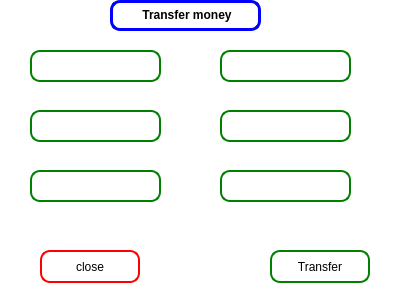
The window that transferwindow.ui (anashaybani/Bank) describes before a commit, drawn with Qt 5.
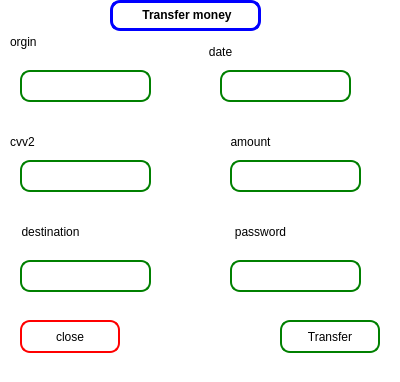
The same window after the commit.

```diff
--- a/transferwindow.ui
+++ b/transferwindow.ui
@@ -7,7 +7,7 @@
     <x>0</x>
     <y>0</y>
     <width>400</width>
-    <height>300</height>
+    <height>382</height>
    </rect>
   </property>
   <property name="windowTitle">
@@ -21,7 +21,7 @@
    <property name="geometry">
     <rect>
      <x>220</x>
-     <y>50</y>
+     <y>70</y>
      <width>131</width>
      <height>32</height>
     </rect>
@@ -37,8 +37,8 @@
   <widget class="QLineEdit" name="originCardEdit">
    <property name="geometry">
     <rect>
-     <x>30</x>
-     <y>50</y>
+     <x>20</x>
+     <y>70</y>
      <width>131</width>
      <height>32</height>
     </rect>
@@ -54,8 +54,8 @@
   <widget class="QLineEdit" name="cvv2Edit">
    <property name="geometry">
     <rect>
-     <x>30</x>
-     <y>110</y>
+     <x>20</x>
+     <y>160</y>
      <width>131</width>
      <height>32</height>
     </rect>
@@ -71,8 +71,8 @@
   <widget class="QLineEdit" name="destCardEdit">
    <property name="geometry">
     <rect>
-     <x>30</x>
-     <y>170</y>
+     <x>20</x>
+     <y>260</y>
      <width>131</width>
      <height>32</height>
     </rect>
@@ -88,8 +88,8 @@
   <widget class="QLineEdit" name="passwordEdit">
    <property name="geometry">
     <rect>
-     <x>220</x>
-     <y>170</y>
+     <x>230</x>
+     <y>260</y>
      <width>131</width>
      <height>32</height>
     </rect>
@@ -105,8 +105,8 @@
   <widget class="QLineEdit" name="amountEdit">
    <property name="geometry">
     <rect>
-     <x>220</x>
-     <y>110</y>
+     <x>230</x>
+     <y>160</y>
      <width>131</width>
      <height>32</height>
     </rect>
@@ -122,8 +122,8 @@
   <widget class="QPushButton" name="transferButton">
    <property name="geometry">
     <rect>
-     <x>270</x>
-     <y>250</y>
+     <x>280</x>
+     <y>320</y>
      <width>100</width>
      <height>33</height>
     </rect>
@@ -162,8 +162,8 @@
   <widget class="QPushButton" name="closeButton">
    <property name="geometry">
     <rect>
-     <x>40</x>
-     <y>250</y>
+     <x>20</x>
+     <y>320</y>
      <width>100</width>
      <height>33</height>
     </rect>
@@ -179,6 +179,132 @@
     <string>close</string>
    </property>
   </widget>
+  <widget class="QLabel" name="label_3">
+   <property name="geometry">
+    <rect>
+     <x>10</x>
+     <y>30</y>
+     <width>101</width>
+     <height>24</height>
+    </rect>
+   </property>
+   <property name="styleSheet">
+    <string notr="true">
+font: 10pt &quot;Segoe UI&quot;;
+background: rgb(255, 255, 255);
+color: rgb(0, 0, 0);
+gridline-color: rgb(0, 0, 0);
+border-radius:10px;</string>
+   </property>
+   <property name="text">
+    <string>&lt;html&gt;&lt;head/&gt;&lt;body&gt;&lt;p&gt;orgin&lt;/p&gt;&lt;/body&gt;&lt;/html&gt;</string>
+   </property>
+  </widget>
+  <widget class="QLabel" name="label_4">
+   <property name="geometry">
+    <rect>
+     <x>10</x>
+     <y>130</y>
+     <width>101</width>
+     <height>24</height>
+    </rect>
+   </property>
+   <property name="styleSheet">
+    <string notr="true">
+font: 10pt &quot;Segoe UI&quot;;
+background: rgb(255, 255, 255);
+color: rgb(0, 0, 0);
+gridline-color: rgb(0, 0, 0);
+border-radius:10px;</string>
+   </property>
+   <property name="text">
+    <string>&lt;html&gt;&lt;head/&gt;&lt;body&gt;&lt;p&gt;cvv2&lt;/p&gt;&lt;/body&gt;&lt;/html&gt;</string>
+   </property>
+  </widget>
+  <widget class="QLabel" name="label_5">
+   <property name="geometry">
+    <rect>
+     <x>170</x>
+     <y>40</y>
+     <width>101</width>
+     <height>24</height>
+    </rect>
+   </property>
+   <property name="styleSheet">
+    <string notr="true">
+font: 10pt &quot;Segoe UI&quot;;
+background: rgb(255, 255, 255);
+color: rgb(0, 0, 0);
+gridline-color: rgb(0, 0, 0);
+border-radius:10px;</string>
+   </property>
+   <property name="text">
+    <string>&lt;html&gt;&lt;head/&gt;&lt;body&gt;&lt;p align=&quot;center&quot;&gt;date&lt;/p&gt;&lt;/body&gt;&lt;/html&gt;</string>
+   </property>
+  </widget>
+  <widget class="QLabel" name="label_6">
+   <property name="geometry">
+    <rect>
+     <x>200</x>
+     <y>130</y>
+     <width>101</width>
+     <height>24</height>
+    </rect>
+   </property>
+   <property name="styleSheet">
+    <string notr="true">
+font: 10pt &quot;Segoe UI&quot;;
+background: rgb(255, 255, 255);
+color: rgb(0, 0, 0);
+gridline-color: rgb(0, 0, 0);
+border-radius:10px;</string>
+   </property>
+   <property name="text">
+    <string>&lt;html&gt;&lt;head/&gt;&lt;body&gt;&lt;p align=&quot;center&quot;&gt;amount&lt;/p&gt;&lt;/body&gt;&lt;/html&gt;</string>
+   </property>
+  </widget>
+  <widget class="QLabel" name="label_7">
+   <property name="geometry">
+    <rect>
+     <x>210</x>
+     <y>220</y>
+     <width>101</width>
+     <height>24</height>
+    </rect>
+   </property>
+   <property name="styleSheet">
+    <string notr="true">
+font: 10pt &quot;Segoe UI&quot;;
+background: rgb(255, 255, 255);
+color: rgb(0, 0, 0);
+gridline-color: rgb(0, 0, 0);
+border-radius:10px;</string>
+   </property>
+   <property name="text">
+    <string>&lt;html&gt;&lt;head/&gt;&lt;body&gt;&lt;p align=&quot;center&quot;&gt;password&lt;/p&gt;&lt;/body&gt;&lt;/html&gt;</string>
+   </property>
+  </widget>
+  <widget class="QLabel" name="label_8">
+   <property name="geometry">
+    <rect>
+     <x>0</x>
+     <y>220</y>
+     <width>101</width>
+     <height>24</height>
+    </rect>
+   </property>
+   <property name="styleSheet">
+    <string notr="true">
+font: 10pt &quot;Segoe UI&quot;;
+background: rgb(255, 255, 255);
+color: rgb(0, 0, 0);
+gridline-color: rgb(0, 0, 0);
+border-radius:10px;</string>
+   </property>
+   <property name="text">
+    <string>&lt;html&gt;&lt;head/&gt;&lt;body&gt;&lt;p align=&quot;center&quot;&gt;destination&lt;/p&gt;&lt;/body&gt;&lt;/html&gt;</string>
+   </property>
+  </widget>
  </widget>
  <resources/>
  <connections/>
```
